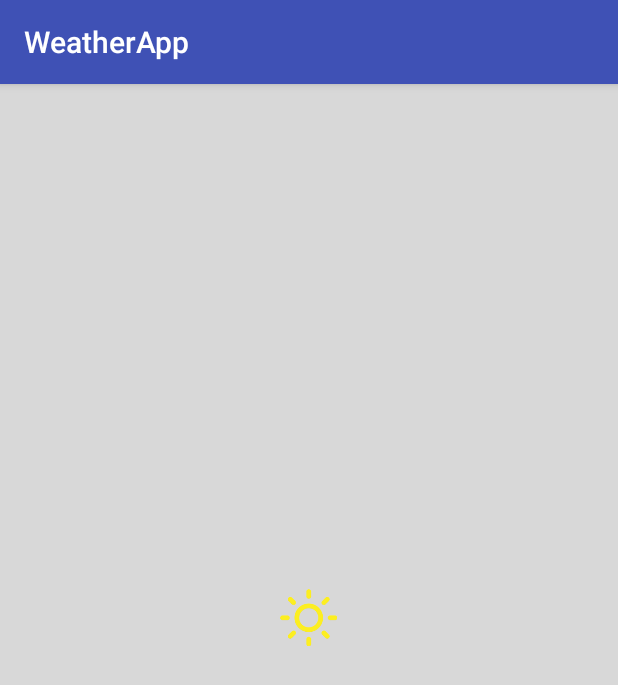
After one commit to calin-bodnar/weather-app, an Android app: the LaunchActivity screen opened directly, with no data from a screen before it, on a phone screen of 412 x 824 dp. The commit adds this screen. Shown: the top 685 px of the screen. Run offline under Robolectric (Android 15) with nearby library versions, the phone set to English and light mode, and no system bars; 1 statement that could not run was skipped.

Commit message:
Create launch screen theme in order to fix blank screen at application launch

```diff
--- a/WeatherApp/app/src/main/AndroidManifest.xml
+++ b/WeatherApp/app/src/main/AndroidManifest.xml
@@ -9,13 +9,20 @@
         android:roundIcon="@mipmap/ic_launcher_round"
         android:supportsRtl="true"
         android:theme="@style/AppTheme">
-        <activity android:name=".WeatherActivity">
+        <activity
+            android:name=".LaunchActivity"
+            android:screenOrientation="portrait"
+            android:theme="@style/AppTheme.Launcher">
             <intent-filter>
                 <action android:name="android.intent.action.MAIN" />
 
                 <category android:name="android.intent.category.LAUNCHER" />
             </intent-filter>
         </activity>
+        <activity
+            android:name=".WeatherActivity"
+            android:screenOrientation="portrait" />
+
     </application>
 
 </manifest>
--- /dev/null
+++ b/WeatherApp/app/src/main/java/calin/bodnar/weatherapp/LaunchActivity.java
@@ -0,0 +1,16 @@
+package calin.bodnar.weatherapp;
+
+import android.content.Intent;
+import android.support.v7.app.AppCompatActivity;
+import android.os.Bundle;
+
+public class LaunchActivity extends AppCompatActivity {
+
+    @Override
+    protected void onCreate(Bundle savedInstanceState) {
+        super.onCreate(savedInstanceState);
+        Intent intent = new Intent(this, WeatherActivity.class);
+        startActivity(intent);
+        finish();
+    }
+}
--- /dev/null
+++ b/WeatherApp/app/src/main/res/drawable/launch_screen.xml
@@ -0,0 +1,12 @@
+<?xml version="1.0" encoding="utf-8"?>
+<layer-list xmlns:android="http://schemas.android.com/apk/res/android">
+
+    <item android:drawable="@color/color_bgr" />
+
+    <item>
+        <bitmap
+            android:gravity="center"
+            android:src="@mipmap/ic_launcher" />
+    </item>
+
+</layer-list>
--- a/WeatherApp/app/src/main/res/values/colors.xml
+++ b/WeatherApp/app/src/main/res/values/colors.xml
@@ -3,4 +3,6 @@
     <color name="colorPrimary">#3F51B5</color>
     <color name="colorPrimaryDark">#303F9F</color>
     <color name="colorAccent">#FF4081</color>
+
+    <color name="color_bgr">#D8D8D8</color>
 </resources>
--- a/WeatherApp/app/src/main/res/values/styles.xml
+++ b/WeatherApp/app/src/main/res/values/styles.xml
@@ -8,4 +8,7 @@
         <item name="colorAccent">@color/colorAccent</item>
     </style>
 
+    <style name="AppTheme.Launcher">
+        <item name="android:windowBackground">@drawable/launch_screen</item>
+    </style>
 </resources>
```
